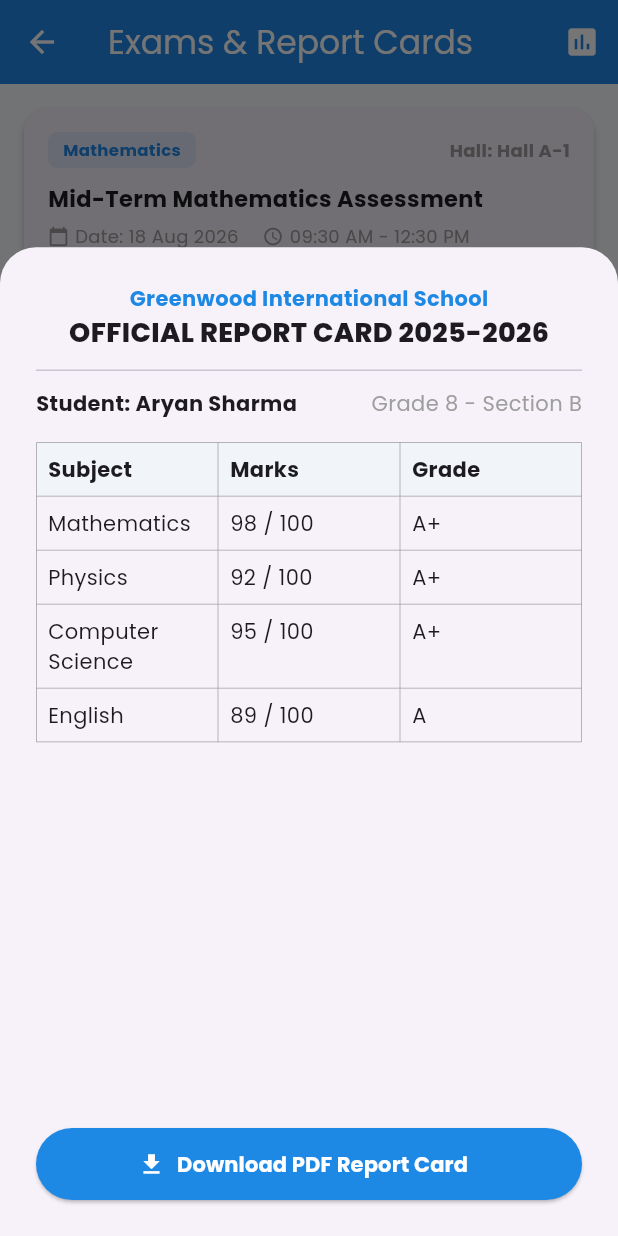
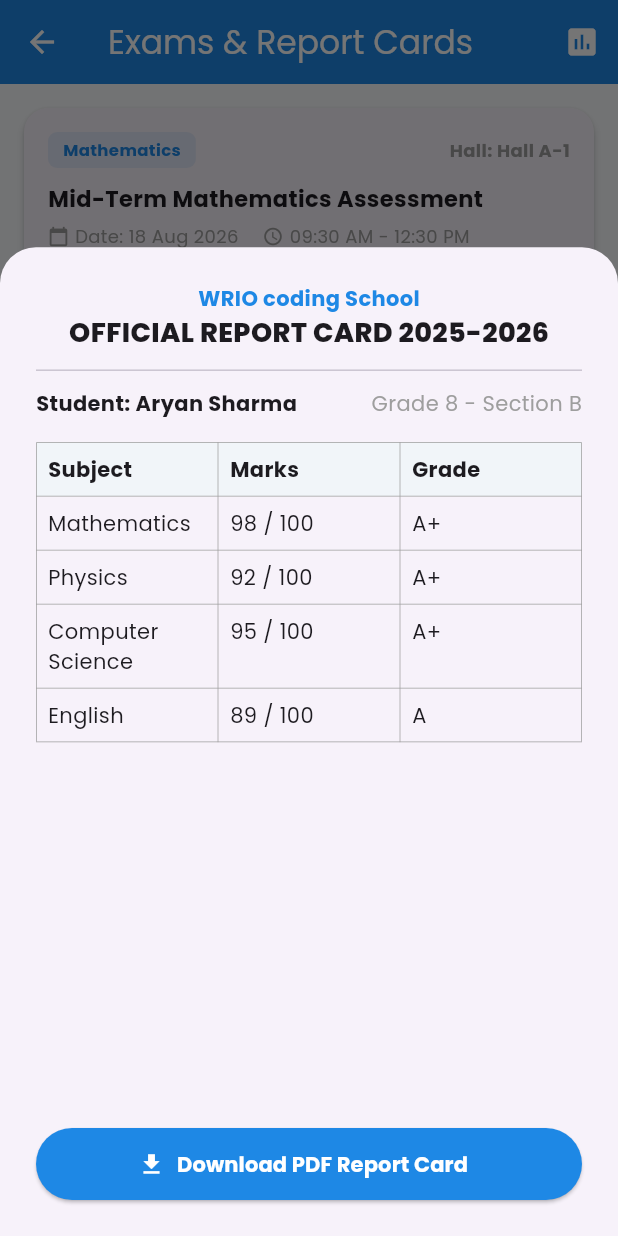
Before and after one commit to Vishwanath111111/school-ERP, a Flutter app: the ExamScreen screen opened directly, after a tap on the "assessment" icon, on a phone screen of 412 x 824 dp. Run offline on Flutter 3.47's test engine with Material 3 defaults, Android fonts, the phone set to English and light mode, and no system bars; our stand-ins replace dio, google_fonts, shared_preferences, table_calendar; accounts and stored records are empty.

Commit message:
Update school name in exam screen

```diff
--- a/school_erp_mobile/lib/features/exams/presentation/screens/exam_screen.dart
+++ b/school_erp_mobile/lib/features/exams/presentation/screens/exam_screen.dart
@@ -80,7 +80,7 @@ class _ExamScreenState extends State<ExamScreen> {
             children: [
               const Center(
                 child: Text(
-                  "Greenwood International School",
+                  "WRIO coding School",
                   style: TextStyle(fontSize: 14, fontWeight: FontWeight.bold, color: AppColors.primary),
                 ),
               ),
```
